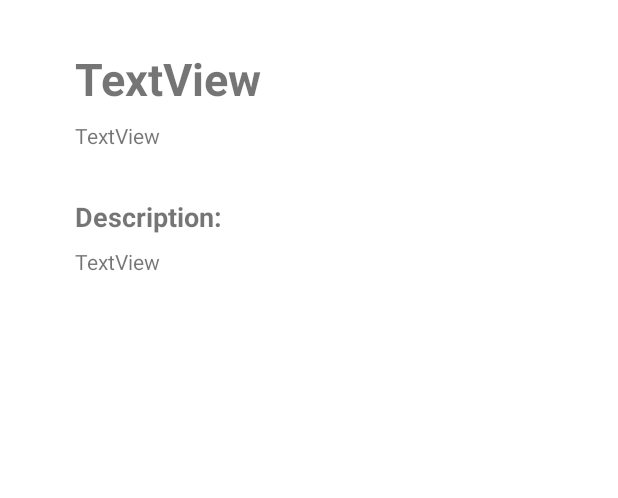
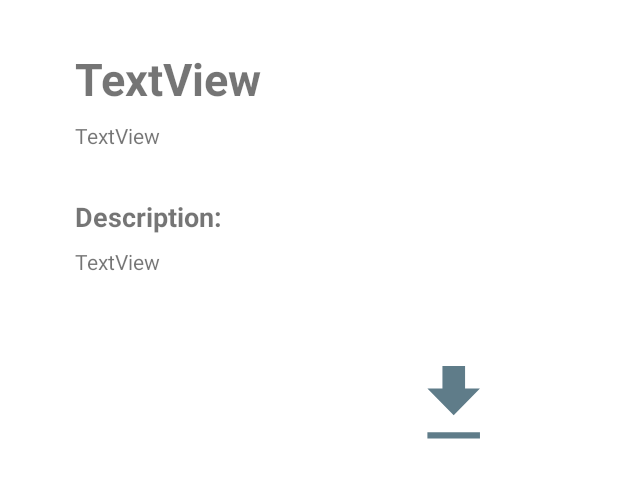
Before and after one commit to MarinoDrazic/GoogleBooksKotlinMVVM, an Android app: the layout book_showcase_fragment.xml on its own in the app's theme, with its tools: preview values and no code run, on a phone screen of 412 x 824 dp, the part 525-1023 px from its top. Run offline under Robolectric (Android 15) with nearby library versions, the phone set to English and light mode, and no system bars.

```diff
--- a/app/build.gradle
+++ b/app/build.gradle
@@ -78,6 +78,4 @@ dependencies {
 
     implementation 'com.airbnb.android:lottie:3.0.7'
 
-
-
 }
--- a/app/src/main/java/com/zebra/isv/googlebookskotlinmvvm/MainShowCase/MainShowCaseItem.kt
+++ b/app/src/main/java/com/zebra/isv/googlebookskotlinmvvm/MainShowCase/MainShowCaseItem.kt
@@ -28,7 +28,8 @@ class MainShowCaseItem(val itemBooks: com.zebra.isv.googlebookskotlinmvvm.data.R
                         itemBooks.volumeInfo.title,
                         itemBooks.volumeInfo.authors.toString(),
                         itemBooks.volumeInfo.imageLinks.thumbnail,
-                        itemBooks.volumeInfo.description.toString()
+                        itemBooks.volumeInfo.description.toString(),
+                        itemBooks.accessInfo.webReaderLink ?:"empty"
                     )
                 )
                 Navigation.findNavController(viewHolder.containerView).navigate(R.id.toBookShowCase, bundle)
--- a/app/src/main/java/com/zebra/isv/googlebookskotlinmvvm/data/internal/ShowcaseItem.kt
+++ b/app/src/main/java/com/zebra/isv/googlebookskotlinmvvm/data/internal/ShowcaseItem.kt
@@ -4,5 +4,5 @@ import android.os.Parcelable
 import kotlinx.android.parcel.Parcelize
 
 @Parcelize
-class ShowcaseItem(val Title: String, val Author: String,val image :String,val description: String ) : Parcelable {
+class ShowcaseItem(val Title: String, val Author: String,val image :String,val description: String,val webReaderLink : String?) : Parcelable {
 }
--- a/app/src/main/java/com/zebra/isv/googlebookskotlinmvvm/search/SearchCaseItem.kt
+++ b/app/src/main/java/com/zebra/isv/googlebookskotlinmvvm/search/SearchCaseItem.kt
@@ -32,7 +32,8 @@ class SearchCaseItem(val itemBooks: com.zebra.isv.googlebookskotlinmvvm.data.Res
                         itemBooks.volumeInfo.title,
                         itemBooks.volumeInfo.authors.toString(),
                         itemBooks.volumeInfo.imageLinks.thumbnail,
-                        itemBooks.volumeInfo.description.toString()
+                        itemBooks.volumeInfo.description.toString(),
+                        itemBooks.accessInfo.webReaderLink ?:"empty"
                     )
                 )
                 Navigation.findNavController(viewHolder.containerView).navigate(R.id.toBookShowCase, bundle)
--- a/app/src/main/res/layout/book_showcase_fragment.xml
+++ b/app/src/main/res/layout/book_showcase_fragment.xml
@@ -1,4 +1,9 @@
 <?xml version="1.0" encoding="utf-8"?>
+<androidx.core.widget.NestedScrollView
+        xmlns:android="http://schemas.android.com/apk/res/android"
+        xmlns:app="http://schemas.android.com/apk/res-auto" android:layout_width="match_parent"
+        android:layout_height="match_parent"
+        android:fillViewport="true">
     <androidx.constraintlayout.widget.ConstraintLayout
             xmlns:android="http://schemas.android.com/apk/res/android"
             xmlns:app="http://schemas.android.com/apk/res-auto" xmlns:tools="http://schemas.android.com/tools"
@@ -27,7 +32,8 @@
         <ImageView
                 android:layout_width="100dp"
                 android:layout_height="150dp" tools:src="@tools:sample/backgrounds/scenic"
-            android:id="@+id/imageViewBookShowcase" android:scaleType="centerCrop" android:layout_marginBottom="16dp"
+                android:id="@+id/imageViewBookShowcase" android:scaleType="centerCrop"
+                android:layout_marginBottom="16dp"
                 app:layout_constraintBottom_toBottomOf="@+id/imageView5" android:layout_marginStart="50dp"
                 app:layout_constraintStart_toStartOf="@+id/imageView4"/>
         <com.airbnb.lottie.LottieAnimationView android:layout_width="100dp" android:layout_height="100dp"
@@ -67,4 +73,18 @@
                 android:maxLines="15" android:ellipsize="end"
                 app:layout_constraintStart_toStartOf="@+id/textView66" android:layout_marginTop="8dp"
                 app:layout_constraintTop_toBottomOf="@+id/textView66"/>
+        <com.airbnb.lottie.LottieAnimationView
+                android:layout_width="150dp" android:layout_height="150dp"
+                android:id="@+id/lottiedownload"
+                app:layout_constraintTop_toBottomOf="@+id/textViewDescriptionShowcase"
+                app:layout_constraintEnd_toEndOf="parent"
+                android:layout_marginEnd="8dp"
+                app:layout_constraintStart_toStartOf="@+id/textViewDescriptionShowcase"
+                android:layout_marginStart="8dp"
+                app:layout_constraintHorizontal_bias="0.86"
+                app:lottie_autoPlay="false"
+                app:lottie_fileName="834-download-icon.json"
+                app:lottie_loop="false" android:layout_marginBottom="32dp"
+                app:layout_constraintBottom_toBottomOf="parent" app:layout_constraintVertical_bias="0.0"/>
     </androidx.constraintlayout.widget.ConstraintLayout>
+</androidx.core.widget.NestedScrollView>
```
Also changed, not shown: app/src/main/assets/124-download.json (added, +1 -0 lines), app/src/main/assets/834-download-icon.json (added, +1 -0 lines), app/src/main/java/com/zebra/isv/googlebookskotlinmvvm/bookShowcase/BookShowcase.kt (+23 -8 lines), app/src/main/res/layout/profile_fragment.xml (+13 -3 lines). Lines whose indentation alone changed are shown as unchanged.
